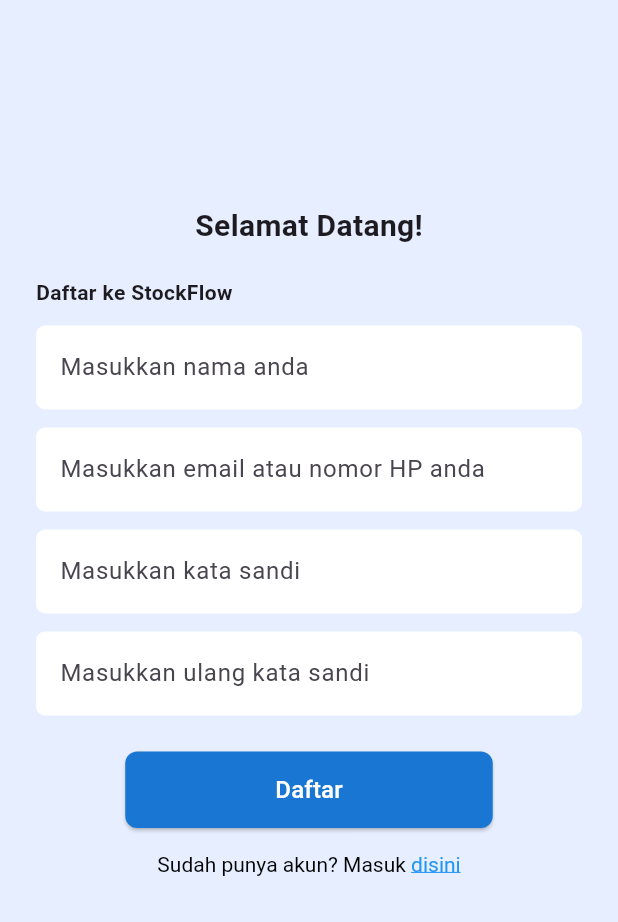
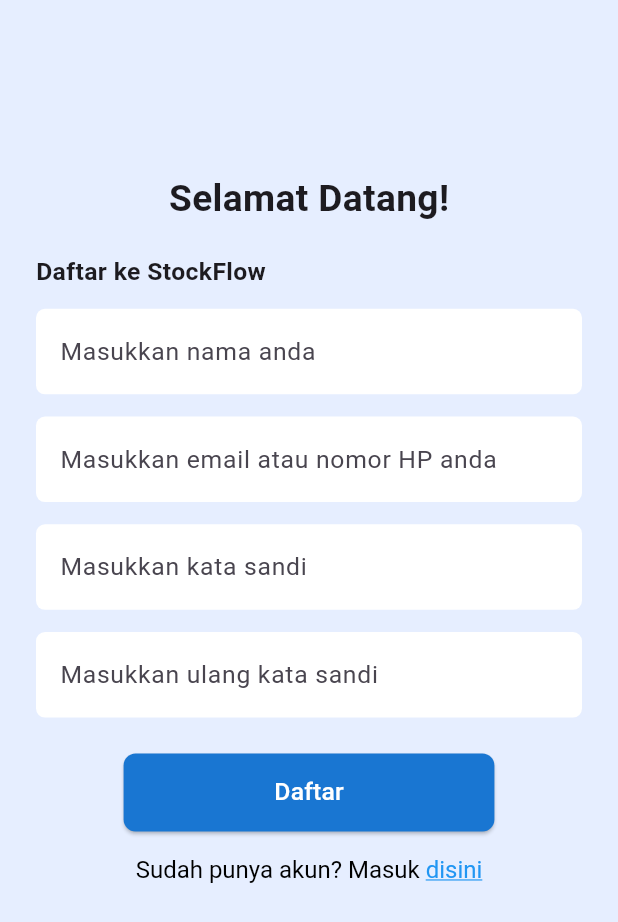
Before and after one commit to OrionZ12/StockFlow-tubes, a Flutter app: the SigninScreen screen opened by its route, on a phone screen of 412 x 824 dp. Shown: the top 922 px of the screen. Run offline on Flutter 3.47's test engine with Material 3 defaults, Android fonts, the light colour scheme and no system bars; our stand-ins replace go_router; Roboto replaces fonts that are missing (RobotoSerif).

Commit message:
buat responsif

```diff
--- a/lib/screen/signin_screen.dart
+++ b/lib/screen/signin_screen.dart
@@ -8,38 +8,62 @@
 
   @override
   Widget build(BuildContext context) {
+    final screenWidth = MediaQuery.of(context).size.width;
+    final screenHeight = MediaQuery.of(context).size.height;
+
     return Scaffold(
       backgroundColor: const Color(0xFFE6EEFF),
       body: SafeArea(
+        child: LayoutBuilder(
+          builder: (context, constraints) {
+            // Responsive sizes
+            double titleFont = constraints.maxWidth * 0.06;
+            double labelFont = constraints.maxWidth * 0.04;
+            double inputFont = constraints.maxWidth * 0.04;
+
+            double topSpacing = constraints.maxHeight * 0.12;
+            double inputSpacing = constraints.maxHeight * 0.018;
+
+            double buttonWidth = constraints.maxWidth * 0.6;
+
+            return SingleChildScrollView(
               child: Padding(
                 padding: const EdgeInsets.symmetric(horizontal: 24.0, vertical: 16.0),
                 child: Column(
                   crossAxisAlignment: CrossAxisAlignment.start,
                   children: [
 
+                    /// RESPONSIVE TOP SPACING
+                    SizedBox(height: topSpacing.clamp(60, 150)),
 
-              const SizedBox(height: 120),
-
-              const Center(
+                    /// TITLE
+                    Center(
                       child: Text(
                         "Selamat Datang!",
                         style: TextStyle(
-                    fontSize: 20,
+                          fontSize: titleFont.clamp(18, 28),
                           fontWeight: FontWeight.bold,
                         ),
                       ),
                     ),
+
                     const SizedBox(height: 20),
 
-              const Text(
+                    Text(
                       "Daftar ke StockFlow",
-                style: TextStyle(fontWeight: FontWeight.w600),
+                      style: TextStyle(
+                        fontWeight: FontWeight.w600,
+                        fontSize: labelFont.clamp(14, 20),
+                      ),
                     ),
                     const SizedBox(height: 12),
 
+                    /// INPUTS — RESPONSIVE FONTS
                     TextField(
+                      style: TextStyle(fontSize: inputFont.clamp(12, 18)),
                       decoration: InputDecoration(
                         hintText: "Masukkan nama anda",
+                        hintStyle: TextStyle(fontSize: inputFont.clamp(12, 18)),
                         filled: true,
                         fillColor: Colors.white,
                         border: OutlineInputBorder(
@@ -48,11 +72,13 @@
                         ),
                       ),
                     ),
-              const SizedBox(height: 12),
+                    SizedBox(height: inputSpacing),
 
                     TextField(
+                      style: TextStyle(fontSize: inputFont.clamp(12, 18)),
                       decoration: InputDecoration(
                         hintText: "Masukkan email atau nomor HP anda",
+                        hintStyle: TextStyle(fontSize: inputFont.clamp(12, 18)),
                         filled: true,
                         fillColor: Colors.white,
                         border: OutlineInputBorder(
@@ -61,12 +87,14 @@
                         ),
                       ),
                     ),
-              const SizedBox(height: 12),
+                    SizedBox(height: inputSpacing),
 
                     TextField(
                       obscureText: true,
+                      style: TextStyle(fontSize: inputFont.clamp(12, 18)),
                       decoration: InputDecoration(
                         hintText: "Masukkan kata sandi",
+                        hintStyle: TextStyle(fontSize: inputFont.clamp(12, 18)),
                         filled: true,
                         fillColor: Colors.white,
                         border: OutlineInputBorder(
@@ -75,12 +103,14 @@
                         ),
                       ),
                     ),
-              const SizedBox(height: 12),
+                    SizedBox(height: inputSpacing),
 
                     TextField(
                       obscureText: true,
+                      style: TextStyle(fontSize: inputFont.clamp(12, 18)),
                       decoration: InputDecoration(
                         hintText: "Masukkan ulang kata sandi",
+                        hintStyle: TextStyle(fontSize: inputFont.clamp(12, 18)),
                         filled: true,
                         fillColor: Colors.white,
                         border: OutlineInputBorder(
@@ -89,34 +119,44 @@
                         ),
                       ),
                     ),
+
                     const SizedBox(height: 24),
 
+                    /// RESPONSIVE BUTTON
                     Center(
+                      child: SizedBox(
+                        width: buttonWidth.clamp(180, 300),
                         child: ElevatedButton(
                           style: ElevatedButton.styleFrom(
                             backgroundColor: Colors.blue.shade700,
-                    padding: const EdgeInsets.symmetric(
-                        vertical: 14.0, horizontal: 100.0),
+                            padding: const EdgeInsets.symmetric(vertical: 14.0),
                             shape: RoundedRectangleBorder(
                               borderRadius: BorderRadius.circular(8),
                             ),
                           ),
-                  onPressed: () {
-                    context.go(AppRoutes.login);
-                  },
-                  child: const Text(
+                          onPressed: () => context.go(AppRoutes.login),
+                          child: Text(
                             "Daftar",
-                    style: TextStyle(color: Colors.white, fontSize: 16),
+                            style: TextStyle(
+                              color: Colors.white,
+                              fontSize: inputFont.clamp(14, 20),
                             ),
                           ),
                         ),
+                      ),
+                    ),
+
                     const SizedBox(height: 16),
 
+                    /// SIGN IN LINK — RESPONSIVE FONT
                     Center(
                       child: RichText(
                         text: TextSpan(
                           text: "Sudah punya akun? Masuk ",
-                    style: const TextStyle(color: Colors.black),
+                          style: TextStyle(
+                            color: Colors.black,
+                            fontSize: inputFont.clamp(12, 16),
+                          ),
                           children: [
                             TextSpan(
                               text: "disini",
@@ -125,9 +165,7 @@
                                 decoration: TextDecoration.underline,
                               ),
                               recognizer: TapGestureRecognizer()
-                          ..onTap = () {
-                            context.go(AppRoutes.login);
-                          },
+                                ..onTap = () => context.go(AppRoutes.login),
                             ),
                           ],
                         ),
@@ -136,6 +174,9 @@
                   ],
                 ),
               ),
+            );
+          },
+        ),
       ),
     );
   }
```
Also changed, not shown: lib/screen/signsuc_screen.dart (+24 -8 lines), lib/screen/splash_screen.dart (+28 -14 lines). Lines whose indentation alone changed are shown as unchanged.
